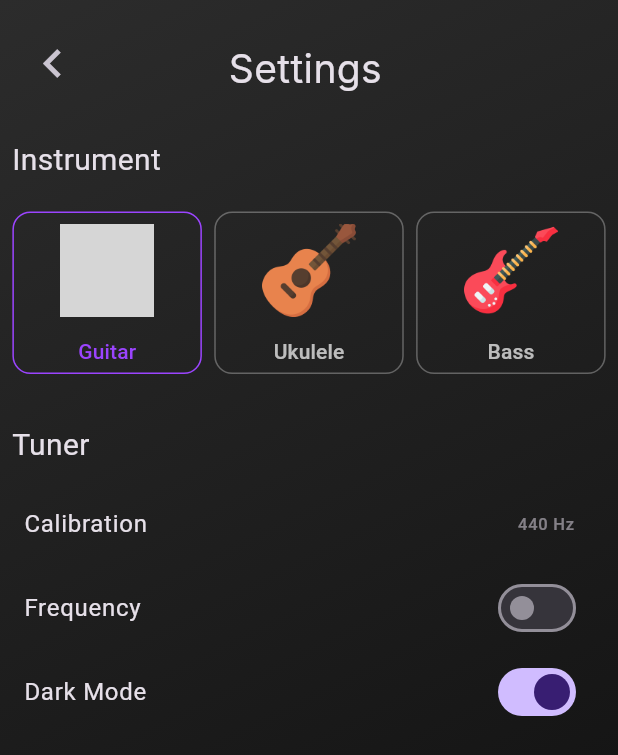
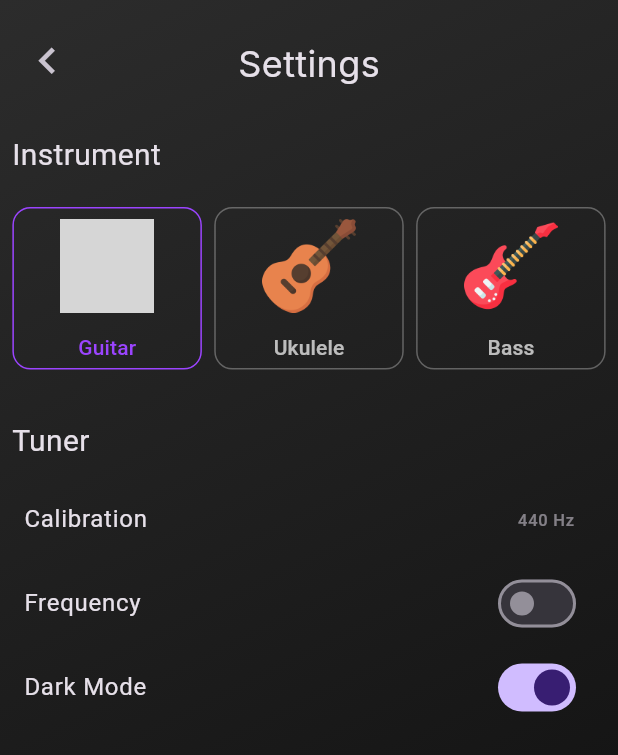
Before and after one commit to dimo147/gtuner, a Flutter app: the screen it shows after launch, after a tap on the "settings" icon, on a phone screen of 412 x 824 dp. Shown: the top 755 px of the screen. Run offline on Flutter 3.47's test engine with Material 2 defaults, Android fonts, the phone set to English and light mode, and no system bars; our stand-ins replace audioplayers, google_fonts, google_mobile_ads, numberpicker, permission_handler, shared_preferences; missing offline and left inert: flutter_audio_capture, pitch_detector_dart; network calls fail; statements that could not run were skipped; grey boxes are pictures that could not be loaded.

Commit message:
bug fixes

```diff
--- a/lib/consts.dart
+++ b/lib/consts.dart
@@ -47,3 +47,19 @@ List<Color> lightBackground = const [
 
 int notes = 4;
 int noteType = 4;
+
+// Main
+
+ThemeData darkTheme = ThemeData(
+  accentColor: Colors.purpleAccent,
+  brightness: Brightness.dark,
+  primaryColor: Colors.purpleAccent,
+  useMaterial3: true,
+);
+
+ThemeData lightTheme = ThemeData(
+  accentColor: Colors.purpleAccent,
+  brightness: Brightness.light,
+  primaryColor: Colors.purpleAccent,
+  useMaterial3: true,
+);
--- a/lib/home.dart
+++ b/lib/home.dart
@@ -11,7 +11,6 @@ import 'package:flutter/material.dart';
 import 'package:gtuner/metronome.dart';
 import 'package:gtuner/setting.dart';
 import 'package:gtuner/consts.dart';
-import 'package:gtuner/main.dart';
 import 'dart:typed_data';
 import 'dart:async';
 import 'dart:math';
@@ -155,7 +154,6 @@ class _HomeScreenState extends State<HomeScreen> {
       calibration = calib.toDouble();
       showPitch = sp;
       darkMode = dm;
-      darkTheme = dm;
       widget.refresh();
     });
   }
--- a/lib/main.dart
+++ b/lib/main.dart
@@ -1,26 +1,11 @@
 import 'package:flutter/material.dart';
+import 'package:gtuner/consts.dart';
 import 'package:gtuner/home.dart';
 
 void main() {
   Paint.enableDithering = true;
   runApp(const MyApp());
 }
-
-bool darkTheme = true;
-
-ThemeData _darkTheme = ThemeData(
-  accentColor: Colors.purpleAccent,
-  brightness: Brightness.dark,
-  primaryColor: Colors.purpleAccent,
-  useMaterial3: true,
-);
-
-ThemeData _lightTheme = ThemeData(
-  accentColor: Colors.purpleAccent,
-  brightness: Brightness.light,
-  primaryColor: Colors.purpleAccent,
-  useMaterial3: true,
-);
 
 class MyApp extends StatefulWidget {
   const MyApp({Key? key}) : super(key: key);
@@ -39,7 +24,7 @@ class _MyAppState extends State<MyApp> {
     return MaterialApp(
       debugShowCheckedModeBanner: false,
       title: 'gTuner',
-      theme: darkTheme ? _darkTheme : _lightTheme,
+      theme: darkMode ? darkTheme : lightTheme,
       home: HomeScreen(
         refresh: refreshMain,
       ),
--- a/lib/metronome.dart
+++ b/lib/metronome.dart
@@ -88,7 +88,7 @@ class _MetronomeScreenState extends State<MetronomeScreen> {
         child: Column(
           children: [
             Padding(
-              padding: const EdgeInsets.fromLTRB(12, 15, 12, 35),
+              padding: const EdgeInsets.fromLTRB(6, 15, 12, 35),
               child: Row(
                 mainAxisAlignment: MainAxisAlignment.spaceBetween,
                 children: [
@@ -98,14 +98,14 @@ class _MetronomeScreenState extends State<MetronomeScreen> {
                     },
                     icon: const Icon(
                       Icons.chevron_left,
-                      size: 38,
+                      size: 35,
                     ),
                   ),
                   Padding(
-                    padding: const EdgeInsets.only(top: 7),
+                    padding: const EdgeInsets.only(top: 4),
                     child: Text(
                       "Metronome",
-                      style: GoogleFonts.inter(fontSize: 26),
+                      style: GoogleFonts.inter(fontSize: 24),
                     ),
                   ),
                   const SizedBox(width: 40),
--- a/lib/setting.dart
+++ b/lib/setting.dart
@@ -64,7 +64,6 @@ class _SettingScreenState extends State<SettingScreen> {
     SharedPreferences prefs = await SharedPreferences.getInstance();
     await prefs.setBool('darkMode', darkMode);
     setState(() {
-      darkTheme = darkMode;
       widget.refreshMain();
     });
   }
@@ -133,7 +132,7 @@ class _SettingScreenState extends State<SettingScreen> {
         margin: EdgeInsets.only(top: MediaQuery.of(context).padding.top),
         decoration: BoxDecoration(
           gradient: LinearGradient(
-            colors: darkTheme ? darkBackground : lightBackground,
+            colors: darkMode ? darkBackground : lightBackground,
             begin: Alignment.topLeft,
             end: Alignment.bottomRight,
           ),
@@ -141,7 +140,7 @@ class _SettingScreenState extends State<SettingScreen> {
         child: Column(
           children: [
             Padding(
-              padding: const EdgeInsets.fromLTRB(8, 15, 12, 15),
+              padding: const EdgeInsets.fromLTRB(6, 15, 12, 15),
               child: Row(
                 mainAxisAlignment: MainAxisAlignment.spaceBetween,
                 children: [
@@ -151,17 +150,17 @@ class _SettingScreenState extends State<SettingScreen> {
                     },
                     icon: const Icon(
                       Icons.chevron_left,
-                      size: 38,
+                      size: 35,
                     ),
                   ),
                   Padding(
-                    padding: const EdgeInsets.only(top: 7),
+                    padding: const EdgeInsets.only(top: 4),
                     child: Text(
                       "Settings",
-                      style: GoogleFonts.inter(fontSize: 26),
+                      style: GoogleFonts.inter(fontSize: 24),
                     ),
                   ),
-                  const SizedBox(width: 55),
+                  const SizedBox(width: 45),
                 ],
               ),
             ),
```
Also changed, not shown: pubspec.lock.
